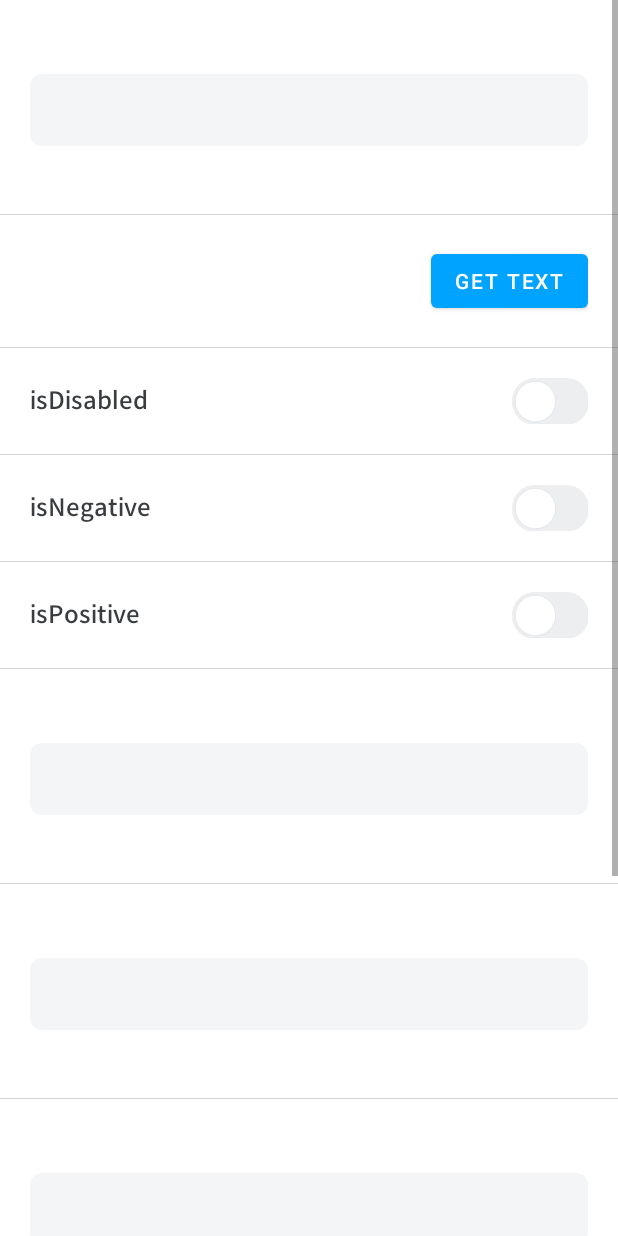
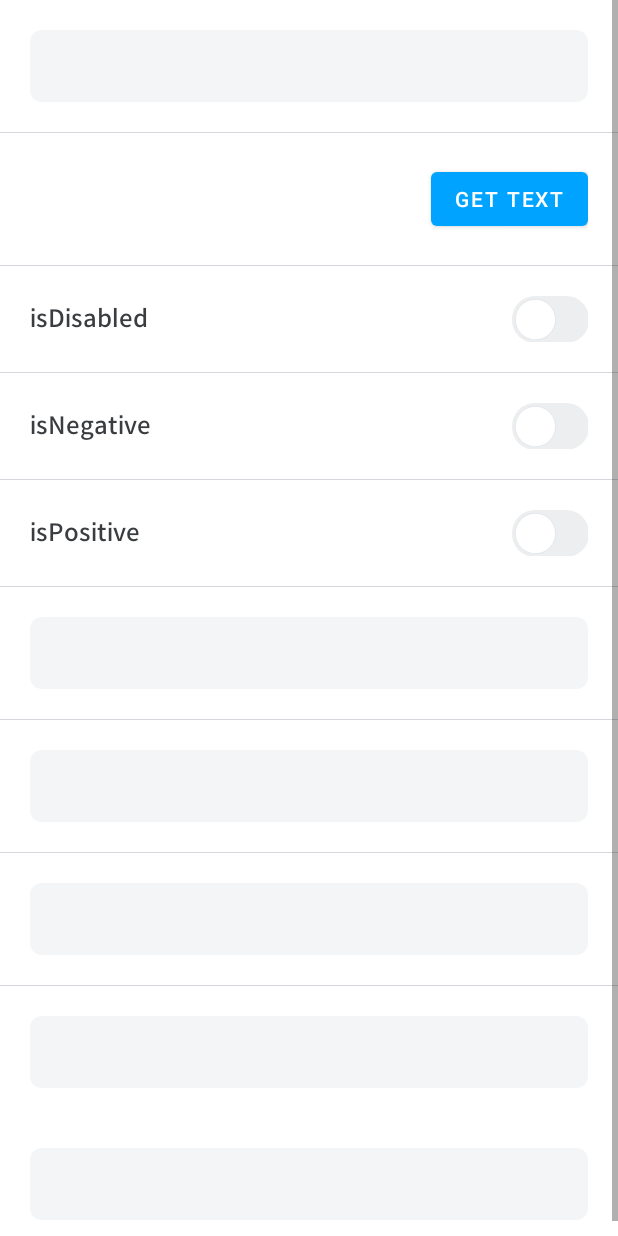
Before and after one commit to yourssu/YDS-Android, an Android app: the SimpleTextFieldActivity screen opened directly, with no data from a screen before it, on a phone screen of 412 x 824 dp. Run offline under Robolectric (Android 15) with nearby library versions, the phone set to English and light mode, and no system bars; our stand-ins replace data binding; 42 statements that could not run were skipped.

Commit message:
[YDS-TextField] fieldLabelText, hintLabelText에 값이 없을 때 해당 영역이 사라지도록 수정

```diff
--- a/DesignSystem/src/main/res/layout/layout_simple_text_field.xml
+++ b/DesignSystem/src/main/res/layout/layout_simple_text_field.xml
@@ -16,29 +16,38 @@
         android:layout_width="match_parent"
         android:layout_height="wrap_content">
 
-        <com.yourssu.design.system.atom.Text
-            android:id="@+id/field_label"
+        <LinearLayout
+            android:id="@+id/field_label_area"
             android:layout_width="0dp"
             android:layout_height="wrap_content"
-            android:textColor="@color/textDisabled"
+            android:paddingBottom="8dp"
+            android:visibility="@{fieldLabel.text.length() == 0 ? View.GONE : View.VISIBLE}"
             app:layout_constraintLeft_toLeftOf="parent"
             app:layout_constraintRight_toRightOf="parent"
-            app:layout_constraintTop_toTopOf="parent"
-            app:typo="subtitle3"
-            tools:text="PlaceHolder" />
+            app:layout_constraintTop_toTopOf="parent">
+
+            <com.yourssu.design.system.atom.Text
+                android:id="@+id/field_label"
+                android:layout_width="wrap_content"
+                android:layout_height="wrap_content"
+                android:gravity="center_vertical"
+                android:textColor="@color/textDisabled"
+                app:typo="subtitle3"
+                tools:text="PlaceHolder" />
+
+        </LinearLayout>
 
         <LinearLayout
             android:id="@+id/input_field"
             android:layout_width="match_parent"
             android:layout_height="48dp"
-            android:layout_marginTop="8dp"
             android:paddingHorizontal="16dp"
             android:gravity="center_vertical"
             android:background="@drawable/text_field_background"
             android:orientation="horizontal"
             app:layout_constraintLeft_toLeftOf="parent"
             app:layout_constraintRight_toRightOf="parent"
-            app:layout_constraintTop_toBottomOf="@id/field_label">
+            app:layout_constraintTop_toBottomOf="@id/field_label_area">
 
             <EditText
                 android:id="@+id/edittext"
@@ -72,6 +81,7 @@
             android:layout_marginHorizontal="8dp"
             android:layout_marginTop="8dp"
             android:textColor="@color/textDisabled"
+            android:visibility="@{helperLabel.text.length() == 0 ? View.GONE : View.VISIBLE}"
             app:layout_constraintLeft_toLeftOf="parent"
             app:layout_constraintRight_toRightOf="parent"
             app:layout_constraintTop_toBottomOf="@id/input_field"
```
Also changed, not shown: DesignSystem/src/main/res/layout/layout_password_text_field.xml (+18 -9 lines), DesignSystem/src/main/res/layout/layout_suffix_text_field.xml (+18 -8 lines).
